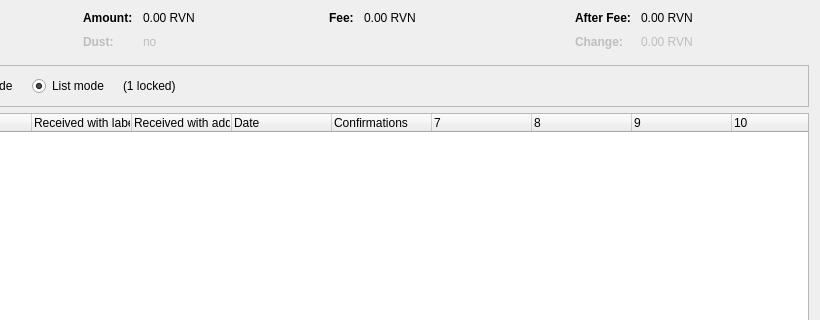
Above: src/qt/forms/coincontroldialog.ui from BartManX/mynta-core before the change; both pictures show x 180 to 1000 and y 0 to 320 of the 1000 by 500 pixel window. Below: the same form after it.
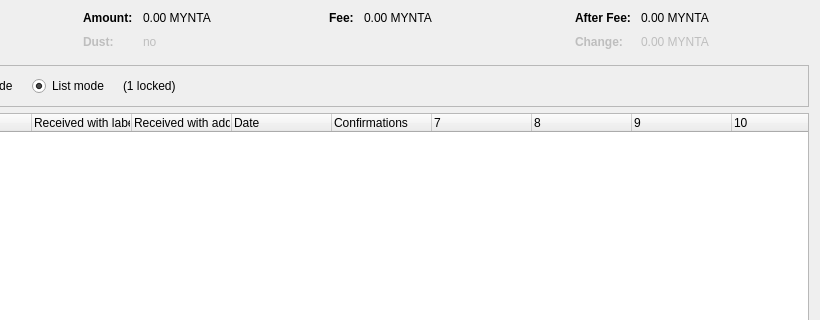
That is the form after the change. Custom widgets are drawn as their Qt base class.

```diff
--- a/src/qt/forms/coincontroldialog.ui
+++ b/src/qt/forms/coincontroldialog.ui
@@ -132,7 +132,7 @@
           <enum>Qt::ActionsContextMenu</enum>
          </property>
          <property name="text">
-          <string notr="true">0.00 RVN</string>
+          <string notr="true">0.00 MYNTA</string>
          </property>
          <property name="textInteractionFlags">
           <set>Qt::LinksAccessibleByMouse|Qt::TextSelectableByKeyboard|Qt::TextSelectableByMouse</set>
@@ -212,7 +212,7 @@
           <enum>Qt::ActionsContextMenu</enum>
          </property>
          <property name="text">
-          <string notr="true">0.00 RVN</string>
+          <string notr="true">0.00 MYNTA</string>
          </property>
          <property name="textInteractionFlags">
           <set>Qt::LinksAccessibleByMouse|Qt::TextSelectableByKeyboard|Qt::TextSelectableByMouse</set>
@@ -257,7 +257,7 @@
           <enum>Qt::ActionsContextMenu</enum>
          </property>
          <property name="text">
-          <string notr="true">0.00 RVN</string>
+          <string notr="true">0.00 MYNTA</string>
          </property>
          <property name="textInteractionFlags">
           <set>Qt::LinksAccessibleByMouse|Qt::TextSelectableByKeyboard|Qt::TextSelectableByMouse</set>
@@ -292,7 +292,7 @@
           <enum>Qt::ActionsContextMenu</enum>
          </property>
          <property name="text">
-          <string notr="true">0.00 RVN</string>
+          <string notr="true">0.00 MYNTA</string>
          </property>
          <property name="textInteractionFlags">
           <set>Qt::LinksAccessibleByMouse|Qt::TextSelectableByKeyboard|Qt::TextSelectableByMouse</set>
```
